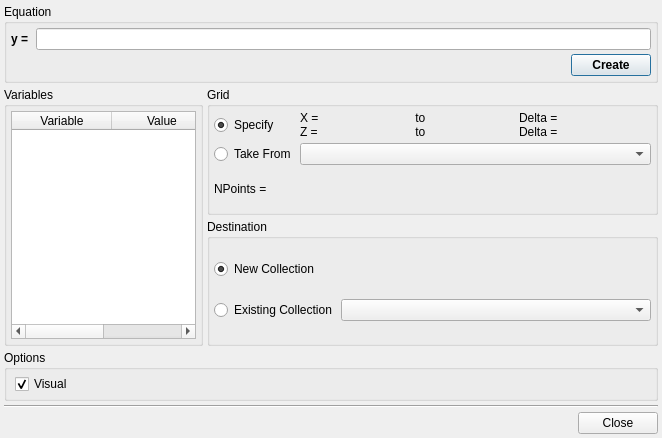
Qt form src/gui/create.ui (trisyoungs/uchroma) before a commit.
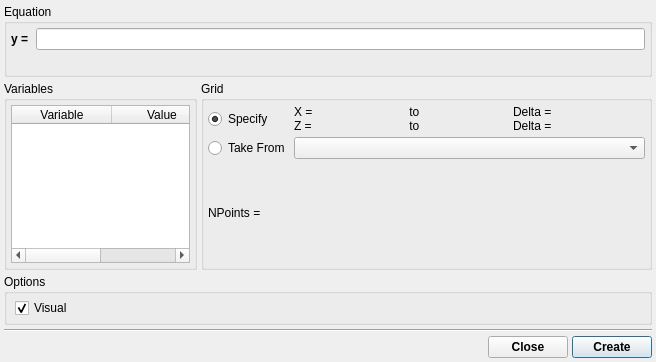
The same form after that commit. Icons and pictures are not drawn. Custom widgets are drawn as their Qt base class.

Commit message: Some fixes to Create window.

The edit to the form file:
```diff
--- a/src/gui/create.ui
+++ b/src/gui/create.ui
@@ -9,8 +9,8 @@
    <rect>
     <x>0</x>
     <y>0</y>
-    <width>662</width>
-    <height>438</height>
+    <width>656</width>
+    <height>362</height>
    </rect>
   </property>
   <property name="windowTitle">
@@ -20,7 +20,7 @@
    <iconset resource="icons.qrc">
     <normaloff>:/uchroma/icons/uchroma.png</normaloff>:/uchroma/icons/uchroma.png</iconset>
   </property>
-  <layout class="QVBoxLayout" name="verticalLayout_2">
+  <layout class="QVBoxLayout" name="verticalLayout">
    <property name="spacing">
     <number>4</number>
    </property>
@@ -93,19 +93,6 @@
           </property>
          </spacer>
         </item>
-        <item>
-         <widget class="QPushButton" name="CreateButton">
-          <property name="font">
-           <font>
-            <weight>75</weight>
-            <bold>true</bold>
-           </font>
-          </property>
-          <property name="text">
-           <string>Create</string>
-          </property>
-         </widget>
-        </item>
        </layout>
       </item>
      </layout>
@@ -133,6 +120,12 @@
         </property>
         <item>
          <widget class="QTableWidget" name="VariablesTable">
+          <property name="sizePolicy">
+           <sizepolicy hsizetype="Expanding" vsizetype="Expanding">
+            <horstretch>1</horstretch>
+            <verstretch>0</verstretch>
+           </sizepolicy>
+          </property>
           <column>
            <property name="text">
             <string>Variable</string>
@@ -149,12 +142,10 @@
       </widget>
      </item>
      <item>
-      <layout class="QVBoxLayout" name="verticalLayout">
-       <item>
         <widget class="QGroupBox" name="GridGroup">
          <property name="sizePolicy">
           <sizepolicy hsizetype="Expanding" vsizetype="Preferred">
-           <horstretch>0</horstretch>
+         <horstretch>1</horstretch>
            <verstretch>0</verstretch>
           </sizepolicy>
          </property>
@@ -383,69 +374,6 @@
          </layout>
         </widget>
        </item>
-       <item>
-        <widget class="QGroupBox" name="DestinationGroup">
-         <property name="sizePolicy">
-          <sizepolicy hsizetype="Expanding" vsizetype="Preferred">
-           <horstretch>0</horstretch>
-           <verstretch>0</verstretch>
-          </sizepolicy>
-         </property>
-         <property name="title">
-          <string>Destination</string>
-         </property>
-         <layout class="QVBoxLayout" name="verticalLayout_3">
-          <property name="spacing">
-           <number>4</number>
-          </property>
-          <property name="margin">
-           <number>4</number>
-          </property>
-          <item>
-           <widget class="QRadioButton" name="DestinationNewCollectionRadio">
-            <property name="text">
-             <string>New Collection</string>
-            </property>
-            <property name="checked">
-             <bool>true</bool>
-            </property>
-           </widget>
-          </item>
-          <item>
-           <layout class="QHBoxLayout" name="horizontalLayout_4">
-            <item>
-             <widget class="QRadioButton" name="DestinationExistingCollectionRadio">
-              <property name="enabled">
-               <bool>true</bool>
-              </property>
-              <property name="text">
-               <string>Existing Collection</string>
-              </property>
-              <property name="checked">
-               <bool>false</bool>
-              </property>
-             </widget>
-            </item>
-            <item>
-             <widget class="QComboBox" name="DestinationCollectionCombo">
-              <property name="enabled">
-               <bool>true</bool>
-              </property>
-              <property name="sizePolicy">
-               <sizepolicy hsizetype="Expanding" vsizetype="Fixed">
-                <horstretch>0</horstretch>
-                <verstretch>0</verstretch>
-               </sizepolicy>
-              </property>
-             </widget>
-            </item>
-           </layout>
-          </item>
-         </layout>
-        </widget>
-       </item>
-      </layout>
-     </item>
     </layout>
    </item>
    <item>
@@ -510,9 +438,31 @@
      </item>
      <item>
       <widget class="QPushButton" name="CloseButton">
+       <property name="font">
+        <font>
+         <weight>75</weight>
+         <bold>true</bold>
+        </font>
+       </property>
        <property name="text">
         <string>Close</string>
        </property>
+       <property name="autoDefault">
+        <bool>false</bool>
+       </property>
+      </widget>
+     </item>
+     <item>
+      <widget class="QPushButton" name="CreateButton">
+       <property name="font">
+        <font>
+         <weight>75</weight>
+         <bold>true</bold>
+        </font>
+       </property>
+       <property name="text">
+        <string>Create</string>
+       </property>
       </widget>
      </item>
     </layout>
```
Left out of the diff: 16 changed lines with no effect on the pictures. Lines whose indentation alone changed are shown as unchanged. The commit also changes 12 other files.
